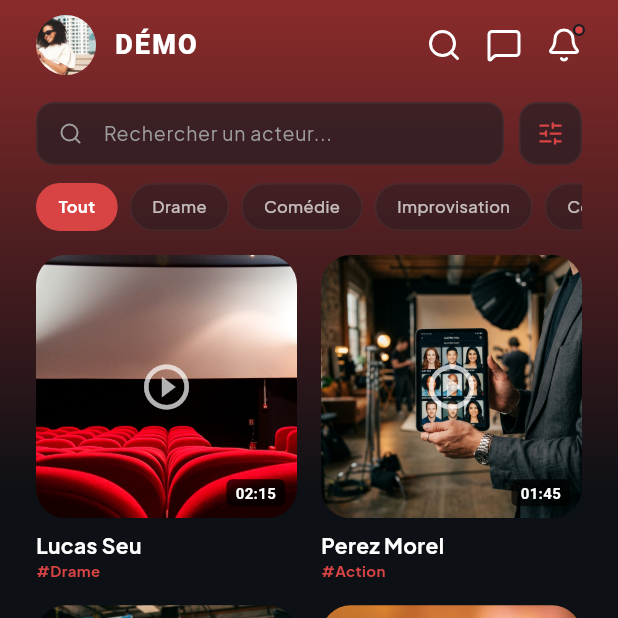
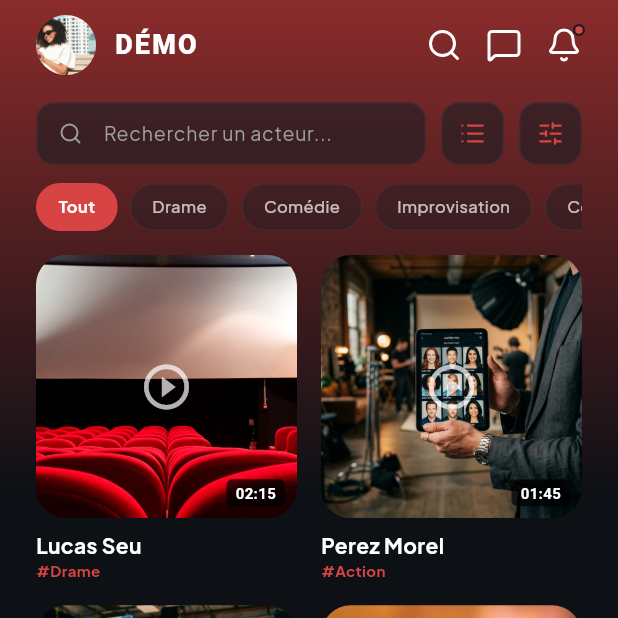
Before and after one commit to lucasseu75-eng/Cin-cia, a Flutter app: the DemoScreen screen opened directly, on a phone screen of 412 x 824 dp, the top half of it. Run offline on Flutter 3.47's test engine with Material 3 defaults, Android fonts, the light colour scheme and no system bars; drawn by our look-alikes of flutter_animate; our stand-ins replace curved_navigation_bar, flutter_riverpod, google_fonts, lucide_icons.

```diff
--- a/lib/screens/demo_screen.dart
+++ b/lib/screens/demo_screen.dart
@@ -167,9 +167,33 @@ class _DemoScreenState extends State<DemoScreen> {
                 ),
               ),
               const SizedBox(width: 10),
+              // 🔲 List/Grid Toggle
+              GestureDetector(
+                onTap: () => setState(() => _isGridView = !_isGridView),
+                child: Container(
+                  height: 42,
+                  width: 42,
+                  decoration: BoxDecoration(
+                    color: isDarkMode ? AppColors.surfaceDark.withOpacity(0.6) : Colors.white.withOpacity(0.7),
+                    borderRadius: BorderRadius.circular(12),
+                    border: Border.all(color: isDarkMode ? AppColors.borderDark : Colors.grey[300]!.withOpacity(0.5)),
+                  ),
+                  child: Icon(
+                    _isGridView ? LucideIcons.list : LucideIcons.layoutGrid,
+                    size: 18,
+                    color: AppColors.primary
+                  ),
+                ),
+              ),
+              const SizedBox(width: 10),
               // ⚙️ Filter
               GestureDetector(
-                onTap: () {},
+                onTap: () {
+                  // TODO: Implement filter logic
+                  ScaffoldMessenger.of(context).showSnackBar(
+                    const SnackBar(content: Text('Filtres avancés bientôt disponibles')),
+                  );
+                },
                 child: Container(
                   height: 42,
                   width: 42,
```
Also changed, not shown: 5 other files.
